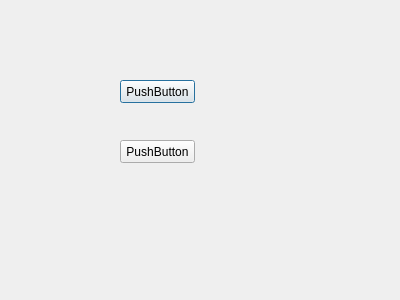
This is dialog1.ui in ftygu/AdvancedLanguageProgramming2-2 as Qt 5 draws it before an edit. The edited form follows.
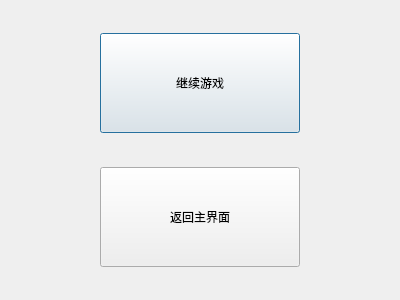
This is the edited form.

```diff
--- a/dialog1.ui
+++ b/dialog1.ui
@@ -16,27 +16,27 @@
   <widget class="QPushButton" name="pushButton">
    <property name="geometry">
     <rect>
-     <x>120</x>
-     <y>80</y>
-     <width>75</width>
-     <height>23</height>
+     <x>100</x>
+     <y>33</y>
+     <width>200</width>
+     <height>100</height>
     </rect>
    </property>
    <property name="text">
-    <string>PushButton</string>
+    <string>继续游戏</string>
    </property>
   </widget>
   <widget class="QPushButton" name="pushButton_2">
    <property name="geometry">
     <rect>
-     <x>120</x>
-     <y>140</y>
-     <width>75</width>
-     <height>23</height>
+     <x>100</x>
+     <y>167</y>
+     <width>200</width>
+     <height>100</height>
     </rect>
    </property>
    <property name="text">
-    <string>PushButton</string>
+    <string>返回主界面</string>
    </property>
   </widget>
  </widget>
```
Left out of the diff: 11 changed lines with no effect on the pictures.
